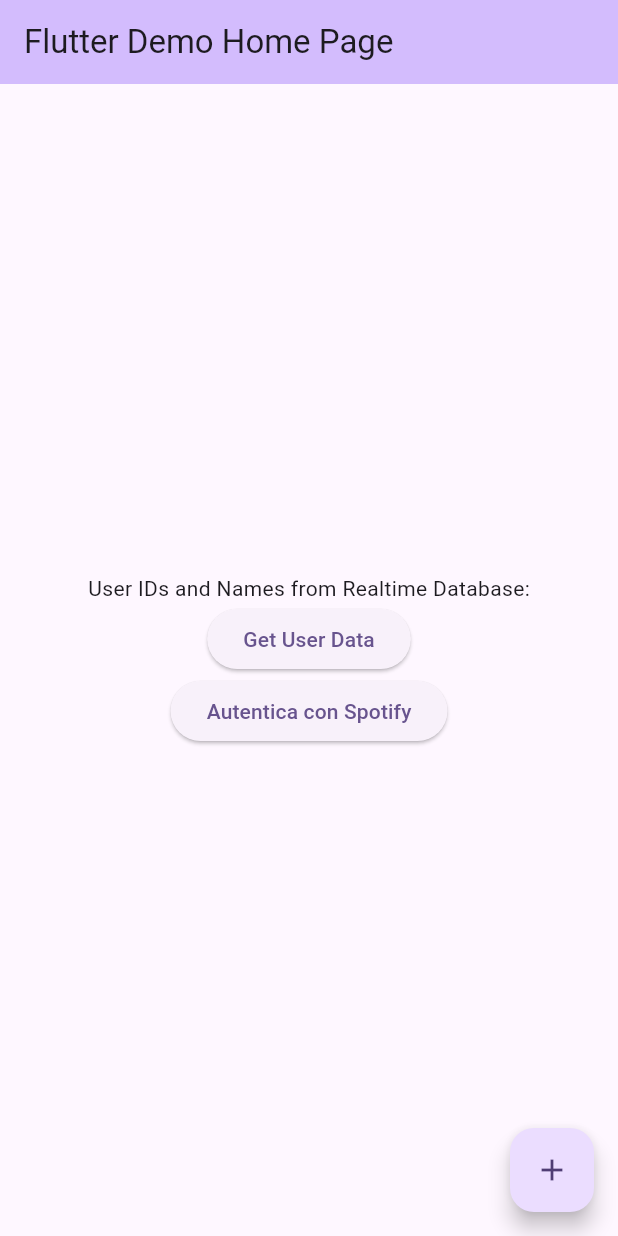
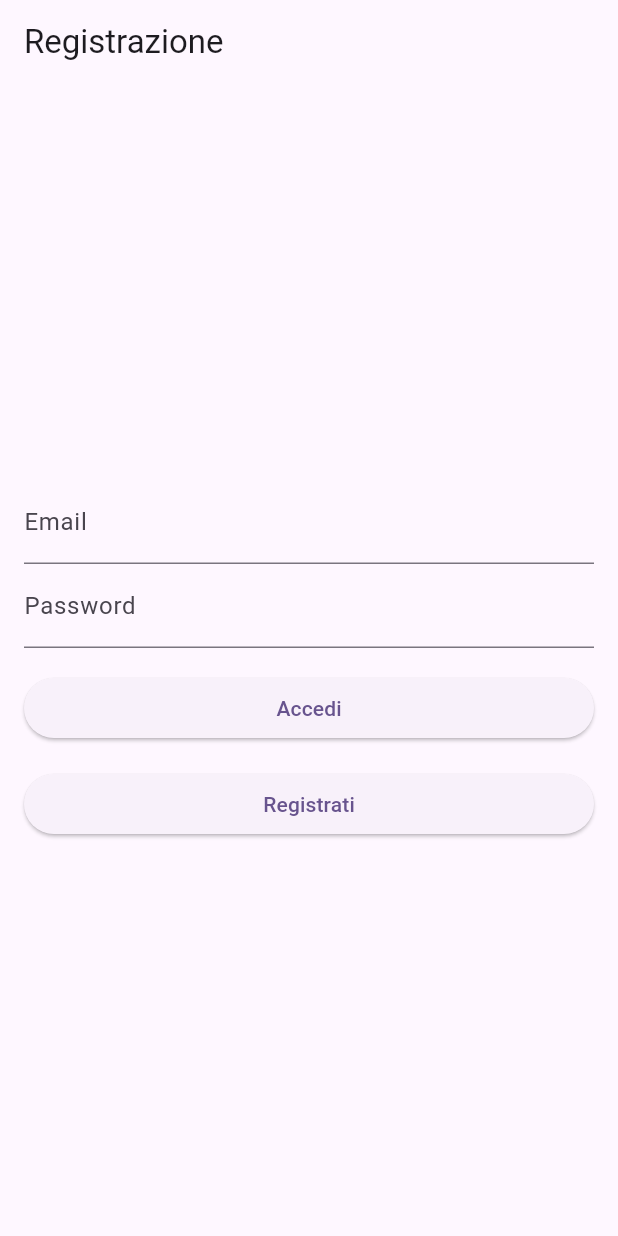
Before and after one commit to leonardodipietro/progettomobileflutter, a Flutter app: the screen it shows after launch, on a phone screen of 412 x 824 dp. Run offline on Flutter 3.47's test engine with Material 3 defaults, Android fonts, the phone set to English and light mode, and no system bars; our stand-ins replace dio, firebase_auth, firebase_core, firebase_database, uni_links; accounts and stored records are empty.

Commit message:
Inizio creazione signIn e logIn

```diff
--- a/lib/main.dart
+++ b/lib/main.dart
@@ -12,11 +12,82 @@ import 'package:url_launcher/url_launcher.dart';
 import 'package:progettomobileflutter/model/SpotifyModel.dart';
 import 'package:progettomobileflutter/viewmodel/FirebaseViewModel.dart';
 
+import 'package:firebase_auth/firebase_auth.dart';
+
 void main() async {
   WidgetsFlutterBinding.ensureInitialized();
   await Firebase.initializeApp(options: DefaultFirebaseOptions.currentPlatform);
 
   runApp(const MyApp());
+}
+
+// Function to create a new user account with email and password
+void registerWithEmailAndPassword(context, String email, String password) async {
+  try {
+    // Create a new user account with email and password
+    final credential = await FirebaseAuth.instance.createUserWithEmailAndPassword(
+      email: email,
+      password: password,
+    );
+
+    // Optionally, you can handle additional steps after successful account creation here,
+    // such as sending a verification email or storing additional user information.
+
+    print('Account created successfully! User ID: ${credential.user?.uid}');
+
+    // After registration, navigate to the home page
+    Navigator.pushReplacement(
+      context,
+      MaterialPageRoute(builder: (context) => MyHomePage(title: 'Home')),
+    );
+  } on FirebaseAuthException catch (e) {
+    // Handle FirebaseAuthException errors
+    if (e.code == 'weak-password') {
+      print('The password provided is too weak.');
+    } else if (e.code == 'email-already-in-use') {
+      print('The account already exists for that email.');
+    } else {
+      // Handle other FirebaseAuthException errors
+      print('Error creating account: ${e.message}');
+    }
+  } catch (e) {
+    // Handle other errors
+    print('Error creating account: $e');
+  }
+}
+
+// Function to sign in a user with email and password
+void signInWithEmailAndPassword(BuildContext context, String email, String password) async {
+  try {
+    // Sign in the user with email and password
+    final credential = await FirebaseAuth.instance.signInWithEmailAndPassword(
+      email: email,
+      password: password,
+    );
+
+    // Optionally, you can handle additional steps after successful sign-in here.
+
+    print('User signed in successfully! User ID: ${credential.user?.uid}');
+
+    // After signing in, navigate to the home page or any other desired screen
+    Navigator.pushReplacement(
+      context,
+      MaterialPageRoute(builder: (context) => MyHomePage(title: 'Home')),
+    );
+  } on FirebaseAuthException catch (e) {
+    // Handle FirebaseAuthException errors
+    if (e.code == 'user-not-found') {
+      print('No user found for that email.');
+    } else if (e.code == 'wrong-password') {
+      print('Wrong password provided for that user.');
+    } else {
+      // Handle other FirebaseAuthException errors
+      print('Error signing in: ${e.message}');
+    }
+  } catch (e) {
+    // Handle other errors
+    print('Error signing in: $e');
+  }
 }
 
 class MyApp extends StatelessWidget {
@@ -30,10 +101,66 @@ class MyApp extends StatelessWidget {
         colorScheme: ColorScheme.fromSeed(seedColor: Colors.deepPurple),
         useMaterial3: true,
       ),
-      home: const MyHomePage(title: 'Flutter Demo Home Page'),
+      home: RegistrationPage(),
 
     );
 
+  }
+}
+
+class RegistrationPage extends StatelessWidget {
+  final TextEditingController emailController = TextEditingController();
+  final TextEditingController passwordController = TextEditingController();
+
+  @override
+  Widget build(BuildContext context) {
+    return Scaffold(
+      appBar: AppBar(
+        title: Text('Registrazione'),
+      ),
+      body: Padding(
+        padding: const EdgeInsets.all(16.0),
+        child: Column(
+          mainAxisAlignment: MainAxisAlignment.center,
+          crossAxisAlignment: CrossAxisAlignment.stretch,
+          children: [
+            TextField(
+              controller: emailController,
+              decoration: InputDecoration(labelText: 'Email'),
+            ),
+            TextField(
+              controller: passwordController,
+              decoration: InputDecoration(labelText: 'Password'),
+              obscureText: true,
+            ),
+            SizedBox(height: 16),
+            ElevatedButton(
+              onPressed: () {
+                // Call the signInWithEmailAndPassword function with the email and password entered by the user
+                signInWithEmailAndPassword(
+                  context,
+                  emailController.text,
+                  passwordController.text,
+                );
+              },
+              child: Text('Accedi'),
+            ),
+            SizedBox(height: 16),
+            ElevatedButton(
+              onPressed: () {
+                // Call the registerWithEmailAndPassword function with the email and password entered by the user
+                registerWithEmailAndPassword(
+                  context,
+                  emailController.text,
+                  passwordController.text,
+                );
+              },
+              child: Text('Registrati'),
+            ),
+          ],
+        ),
+      ),
+    );
   }
 }
 
--- a/pubspec.yaml
+++ b/pubspec.yaml
@@ -32,6 +32,7 @@ dependencies:
     sdk: flutter
 
 
+
   # The following adds the Cupertino Icons font to your application.
   # Use with the CupertinoIcons class for iOS style icons.
   cupertino_icons: ^1.0.2
@@ -51,7 +52,8 @@ dependencies:
   firebase_performance: ^0.9.3+8
   firebase_database: ^10.4.0
   firebase_remote_config: ^4.3.8
-  http: ^1.1.0 # non credo che la usiamo ma la teniamo per il momentoi
+  google_sign_in: ^5.2.1
+  http: ^1.1.0 # non credo che la usiamo ma la teniamo per il momento
   dio: ^4.0.0
   uni_links: ^0.5.1
   json_annotation: ^4.8.1
```
Also changed, not shown: pubspec.lock, 2 other files.
